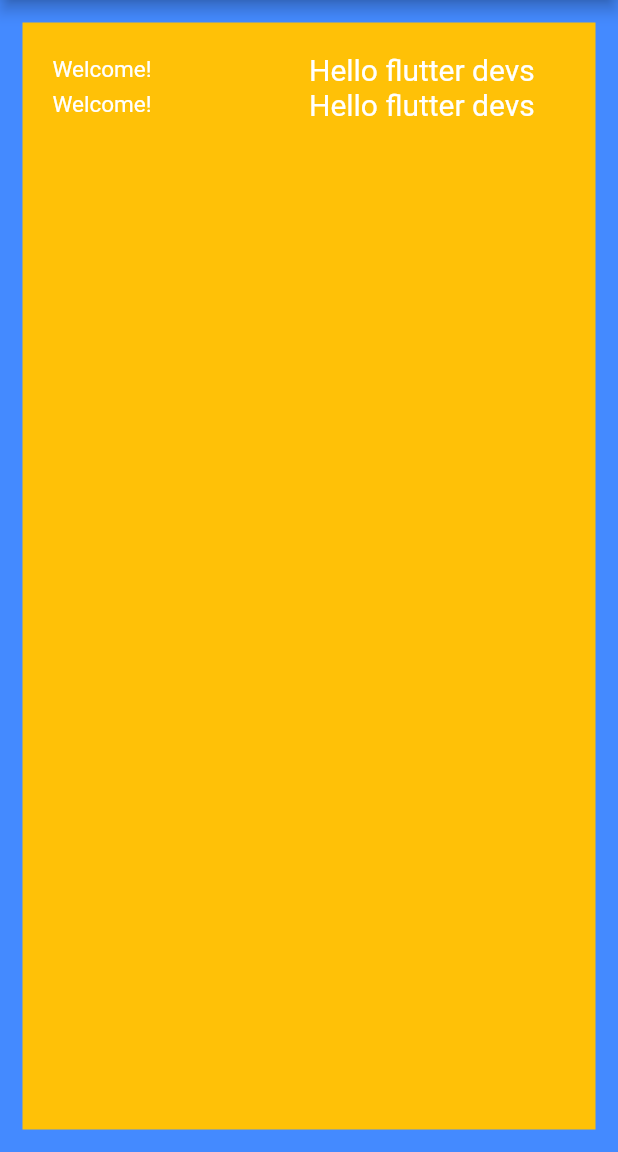
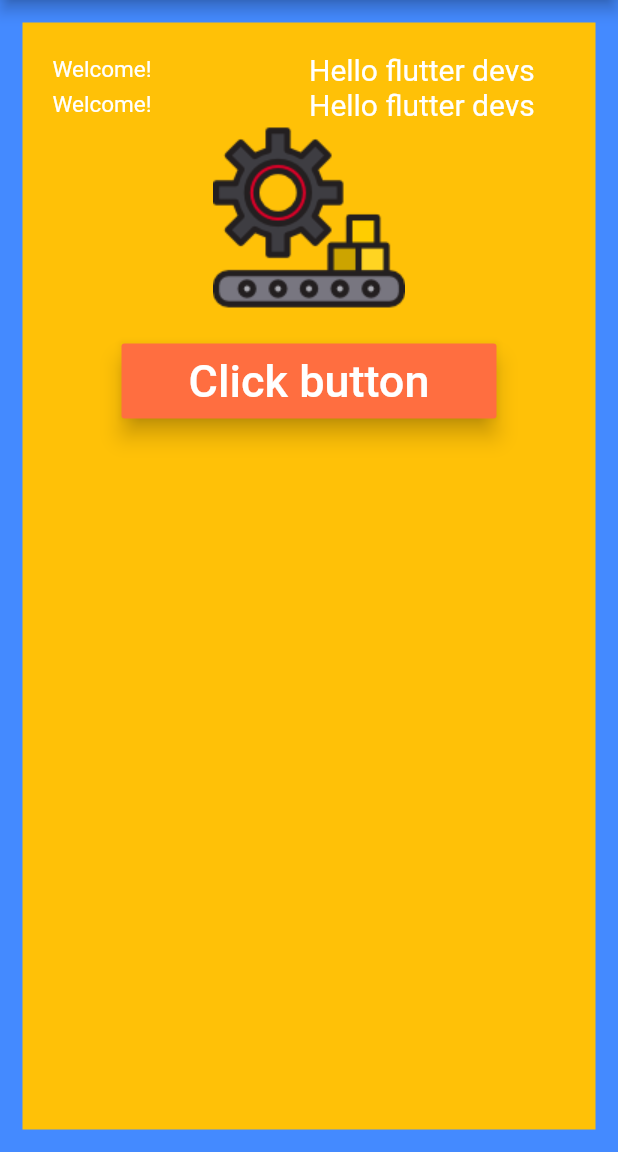
Before and after one commit to Arif-Shahriar028/Flutter_Applications, a Flutter app: the screen it shows after launch, on a phone screen of 412 x 824 dp, the part 84-1236 px from its top. Run offline on Flutter 3.47's test engine with Material 2 defaults, Android fonts, the phone set to English and light mode, and no system bars.

Commit message:
Practise: 2

```diff
--- a/lib/app_screens/first_screen.dart
+++ b/lib/app_screens/first_screen.dart
@@ -62,6 +62,8 @@ class FirstScreen extends StatelessWidget {
                   )
                 ],
               ),
+              ManufactureImageAsset(),
+              ButtonClass()
             ],
           ),
         ),
@@ -69,3 +71,57 @@ class FirstScreen extends StatelessWidget {
     );
   }
 }
+
+class ManufactureImageAsset extends StatelessWidget {
+  @override
+  Widget build(BuildContext context) {
+    // TODO: implement build
+    AssetImage assetImage = AssetImage('images/manufacture.png');
+    Image image = Image(image: assetImage);
+    return Container(
+      child: image,
+    );
+  }
+}
+
+class ButtonClass extends StatelessWidget{
+  @override
+  Widget build(BuildContext context) {
+    // TODO: implement build
+    return Container(
+      margin: EdgeInsets.only(top: 20.0),
+      width: 250,
+      height: 50,
+      child: RaisedButton(
+        color: Colors.deepOrangeAccent,
+        child: Text(
+          "Click button",
+          textDirection: TextDirection.ltr,
+          style: TextStyle(
+            decoration: TextDecoration.none, // remove underline
+            fontSize: 30.0,
+            color: Colors.white
+          ),
+        ),
+        elevation: 6.0,
+        onPressed: (){
+          buttonAction(context);
+        },
+      ),
+    );
+  }
+
+  void buttonAction(BuildContext context){
+    var alertDialog = AlertDialog(
+      title: Text("Button Pressed"),
+      content: Text("bbutton is pressed successfully"),
+    );
+
+    showDialog(
+      context: context,
+      builder: (BuildContext  context){
+        return alertDialog;
+      }
+    );
+  }
+}
--- a/pubspec.yaml
+++ b/pubspec.yaml
@@ -45,9 +45,9 @@ flutter:
   uses-material-design: true
 
   # To add assets to your application, add an assets section, like this:
-  # assets:
-  #   - images/a_dot_burr.jpeg
-  #   - images/a_dot_ham.jpeg
+  assets:
+    - images/manufacture.png
+
 
   # An image asset can refer to one or more resolution-specific "variants", see
   # https://flutter.dev/assets-and-images/#resolution-aware.
```
Also changed, not shown: images/manufacture.png (added).
